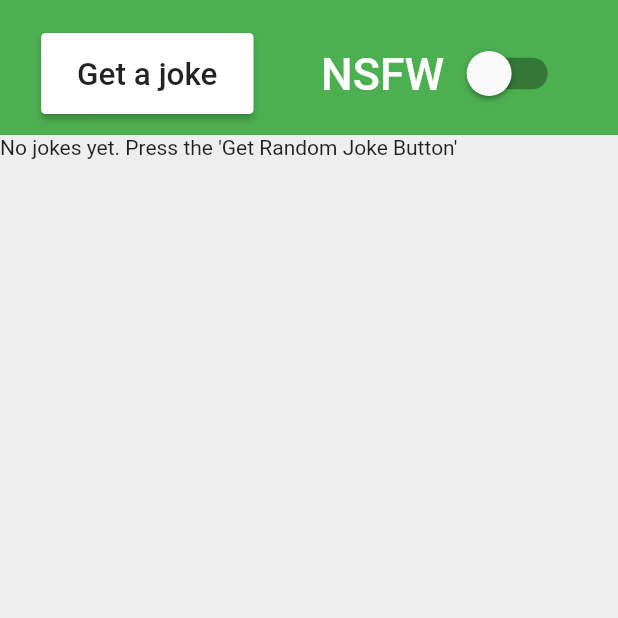
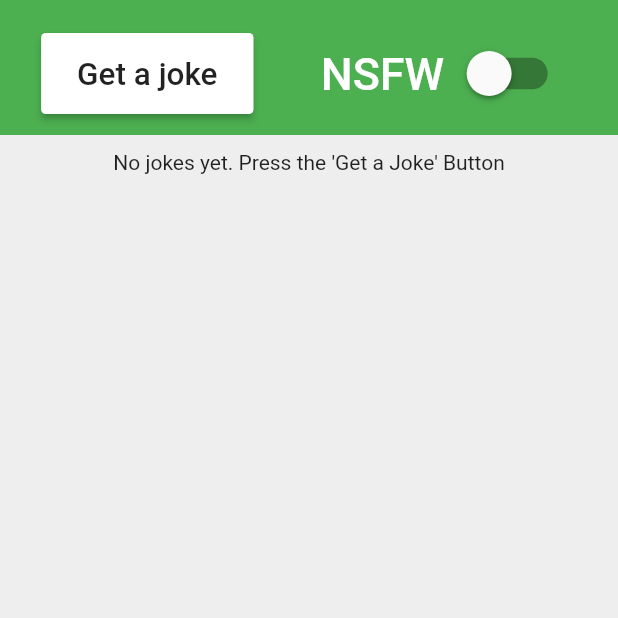
Before and after one commit to jeandrepentz/flutter-joke-app, a Flutter app: the screen it shows after launch, on a phone screen of 412 x 824 dp, the top half of it. Run offline on Flutter 3.47's test engine with Material 2 defaults, Android fonts, the phone set to English and light mode, and no system bars; our stand-ins replace get_it, injectable.

Commit message:
- Updated README.md - Added internet access permission for android - Centered the message if no joke has been added yet.

```diff
--- a/lib/core/respositories/jokeRepository/joke_repository.dart
+++ b/lib/core/respositories/jokeRepository/joke_repository.dart
@@ -22,7 +22,6 @@ class JokeRepository implements IJokeRepository {
 
   @override
   Future<Joke> getRandomJoke({bool nsfw = false}) async {
-    print("get random joke: nsfw - $nsfw");
     final response = await http.get("$endpoint?nsfw=$nsfw", headers: _headers);
     final parsed = json.decode(response.body);
     Joke joke = Joke.fromJson(parsed);
--- a/lib/main.dart
+++ b/lib/main.dart
@@ -1,7 +1,6 @@
 import 'package:flutter/material.dart';
 import 'package:flutter_joke_app/core/dependencies/dependencyConfigurator.dart';
 import 'package:flutter_joke_app/route_generator.dart';
-import 'package:flutter_joke_app/ui/views/home_view.dart';
 import 'package:injectable/injectable.dart';
 
 
@@ -11,7 +10,6 @@ void main() {
 }
 
 class MyApp extends StatelessWidget {
-  // This widget is the root of your application.
   @override
   Widget build(BuildContext context) {
     return MaterialApp(
--- a/lib/ui/views/home_view.dart
+++ b/lib/ui/views/home_view.dart
@@ -63,7 +63,9 @@ class HomeView extends StatelessWidget {
       delegate: SliverChildBuilderDelegate(
         (BuildContext context, int index) {
           if (index == 0 && model.jokes.length == 0) {
-            return Text("No jokes yet. Press the 'Get Random Joke Button'");
+            return Container(
+              margin: EdgeInsets.only(top:10),
+              child: Center(child: Text("No jokes yet. Press the 'Get a Joke' Button")));
           }
           if (index >= model.jokes.length) {
             return null;
```
Also changed, not shown: 2 other files.
